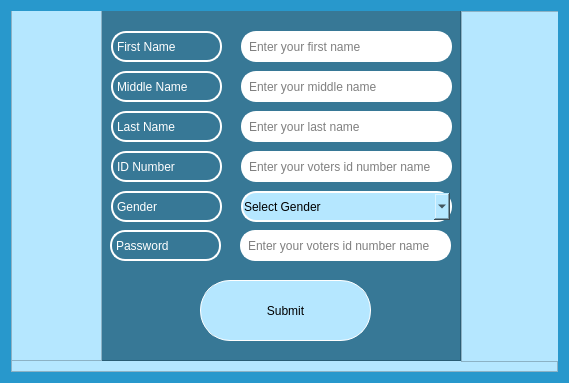
KotoJallow/Voting-System, file ui/register.ui: the form before one commit.
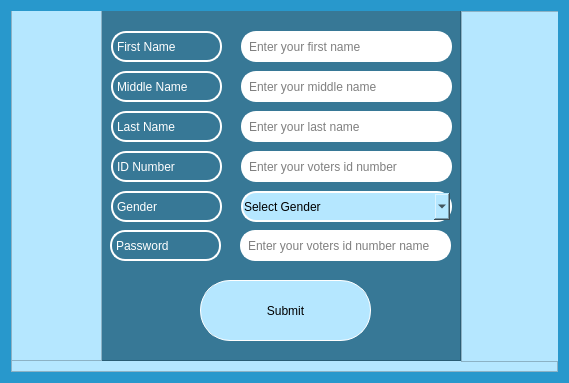
The form after the commit.

Commit message: set vote ui

Diff of the .ui file:
```diff
--- a/ui/register.ui
+++ b/ui/register.ui
@@ -242,7 +242,7 @@
        <string/>
       </property>
       <property name="placeholderText">
-       <string>Enter your voters id number name</string>
+       <string>Enter your voters id number</string>
       </property>
      </widget>
      <widget class="QLabel" name="lblIdNumber">
```
The commit also changes 2 other files.
